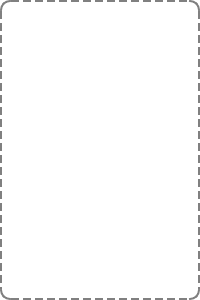
Before: the Qt Designer form task_slot.ui in PlayinPistols2d/Temp, drawn with Qt 5.
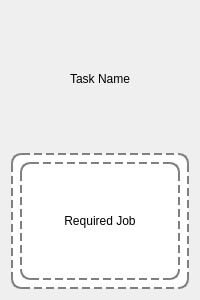
After: the same form once the commit is applied.

Diff of the .ui file:
```diff
--- a/task_slot.ui
+++ b/task_slot.ui
@@ -10,14 +10,41 @@
     <height>300</height>
    </rect>
   </property>
-  <property name="styleSheet">
-   <string notr="true">QWidget {
-    border: 2px dashed gray;
-    border-radius: 10px;
-    background-color: white;
-   }</string>
-  </property>
-  <layout class="QVBoxLayout" name="verticalLayout"/>
+  <layout class="QVBoxLayout" name="verticalLayout">
+   <item>
+    <widget class="QLabel" name="label_taskName">
+     <property name="alignment">
+      <set>Qt::AlignCenter</set>
+     </property>
+     <property name="text">
+      <string>Task Name</string>
+     </property>
+    </widget>
+   </item>
+   <item>
+    <widget class="QWidget" name="placeholder">
+     <property name="styleSheet">
+      <string notr="true">QWidget {
+       border: 2px dashed gray;
+       border-radius: 10px;
+       background-color: white;
+      }</string>
+     </property>
+     <layout class="QVBoxLayout" name="placeholderLayout">
+      <item>
+       <widget class="QLabel" name="label_jobRequirement">
+        <property name="alignment">
+         <set>Qt::AlignCenter</set>
+        </property>
+        <property name="text">
+         <string>Required Job</string>
+        </property>
+       </widget>
+      </item>
+     </layout>
+    </widget>
+   </item>
+  </layout>
  </widget>
  <resources/>
  <connections/>
```
